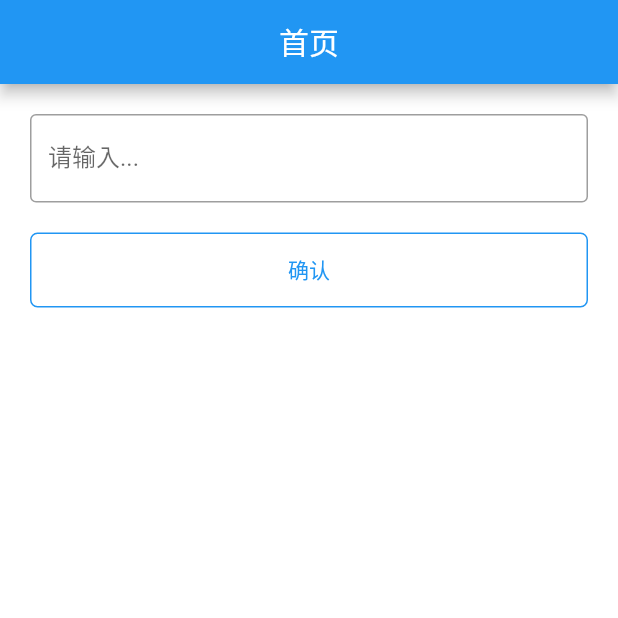
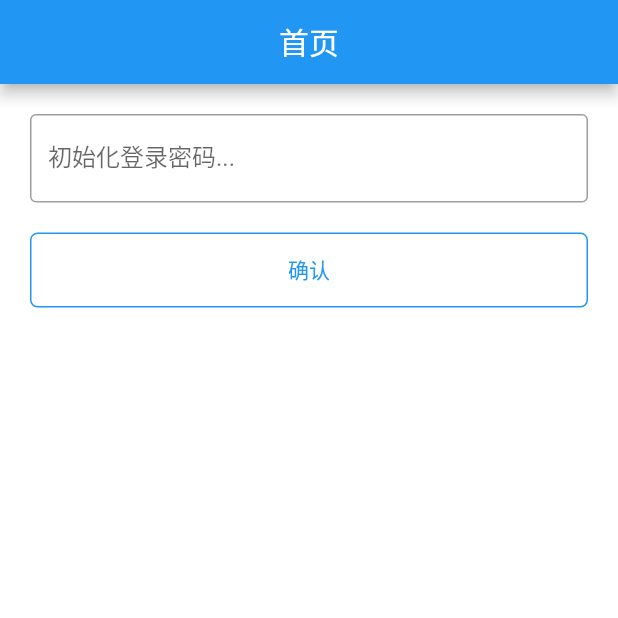
Before and after one commit to jeege/qz-app, a Flutter app: the screen it shows after launch, on a phone screen of 412 x 824 dp, the top half of it. Run offline on Flutter 3.47's test engine with Material 2 defaults, Android fonts, the phone set to English and light mode, and no system bars; our stand-ins replace cached_network_image, dio, fluttertoast, sqflite; missing offline and left inert: flutter_ijkplayer, screen; accounts and stored records are empty.

Commit message:
密码管理

```diff
--- a/lib/pages/auth.dart
+++ b/lib/pages/auth.dart
@@ -2,6 +2,7 @@ import 'package:flutter/material.dart';
 import 'package:qz_app/components/layout.dart';
 import 'package:qz_app/components/rg_button.dart';
 import 'package:qz_app/pages/nav.dart';
+import 'package:qz_app/utils/utils.dart';
 
 class AuthPage extends StatefulWidget {
   @override
@@ -10,16 +11,43 @@ class AuthPage extends StatefulWidget {
 
 class _AuthPageState extends State<AuthPage> {
   TextEditingController controller;
+  String psd;
   @override
   void initState() {
     super.initState();
     controller = TextEditingController();
+    getPsd();
+  }
+
+  getPsd() async {
+    try {
+      final file = await localFile('psd.txt');
+      String _psd = await file.readAsString();
+      setState(() {
+        psd = _psd;
+      });
+    } catch (e) {
+      return null;
+    }
   }
 
   submit() {
-    if(controller.text == '6666'){
+    print('输入框------${controller.text}');
+    print('密码------$psd');
+    checkPsd(controller.text);
+  }
+
+  checkPsd(String txt) async {
+    if(psd == null ) {
+      if(txt != ''){
+      final file = await localFile('psd.txt');
+      file.writeAsString('$txt');
       Navigator.push(context,
-              MaterialPageRoute(builder: (BuildContext context) => NavPage()));
+          MaterialPageRoute(builder: (BuildContext context) => NavPage()));
+          }
+    } else if(txt == psd){
+      Navigator.push(context,
+          MaterialPageRoute(builder: (BuildContext context) => NavPage()));
     }
   }
 
@@ -30,32 +58,24 @@ class _AuthPageState extends State<AuthPage> {
         body: Container(
             padding: EdgeInsets.all(20.0),
             child: Column(
+              crossAxisAlignment: CrossAxisAlignment.start,
               children: <Widget>[
                 TextField(
                   controller: controller,
                   decoration: InputDecoration(
                     border: OutlineInputBorder(),
-                    labelText: '请输入...',
+                    labelText: psd == null ?'初始化登录密码...':'请输入...',
                   ),
                   onSubmitted: (text) {
-                    if(text == '6666'){
-                      Navigator.push(context,
-              MaterialPageRoute(builder: (BuildContext context) => NavPage()));
-                    }
-      },
+                    checkPsd(text);
+                  },
                 ),
                 Container(
                   margin: EdgeInsets.only(top: 20.0),
-                  child: Row(
-                  children: [
-                    Expanded(child:
-                RgButton('确认',
-                onTap: submit,
-                height: 50.0
-                ))
-                  ]
-                ),)
-
+                  child: Row(children: [
+                    Expanded(child: RgButton('确认', onTap: submit, height: 50.0))
+                  ]),
+                )
               ],
             )));
   }
--- a/lib/pages/nav.dart
+++ b/lib/pages/nav.dart
@@ -50,7 +50,7 @@ class _NavPageState extends State<NavPage> {
     }
 
     return PageLayout(
-        title: '首页',
+        title: '导航',
         body: Container(
             padding: EdgeInsets.only(top:60.0),
             child: Align(
```
